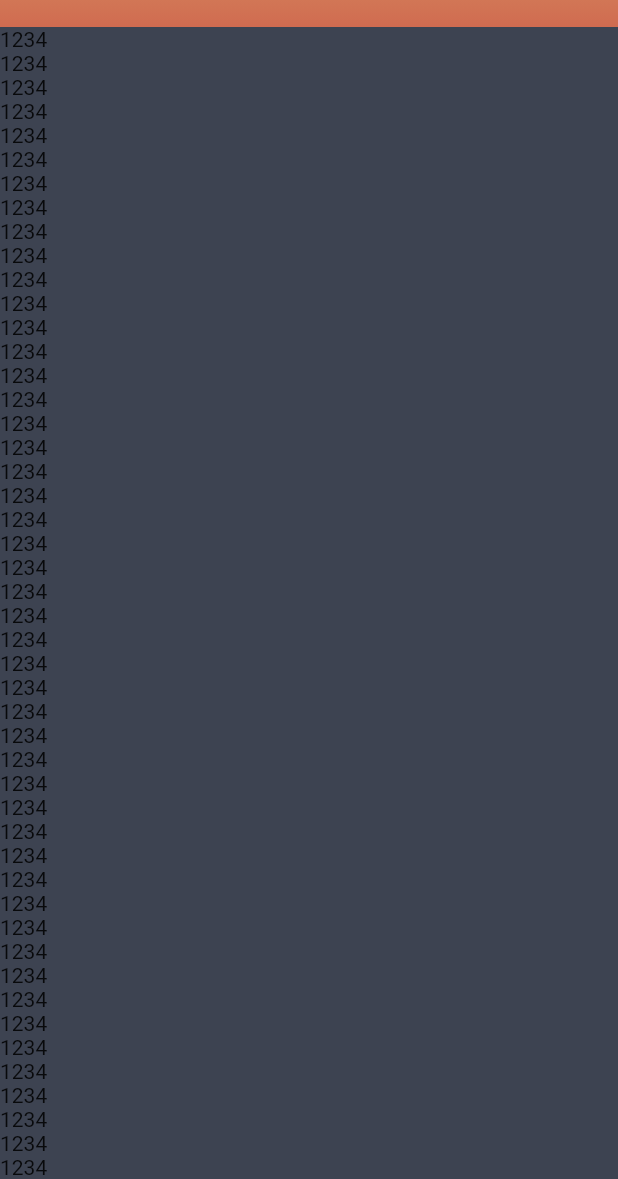
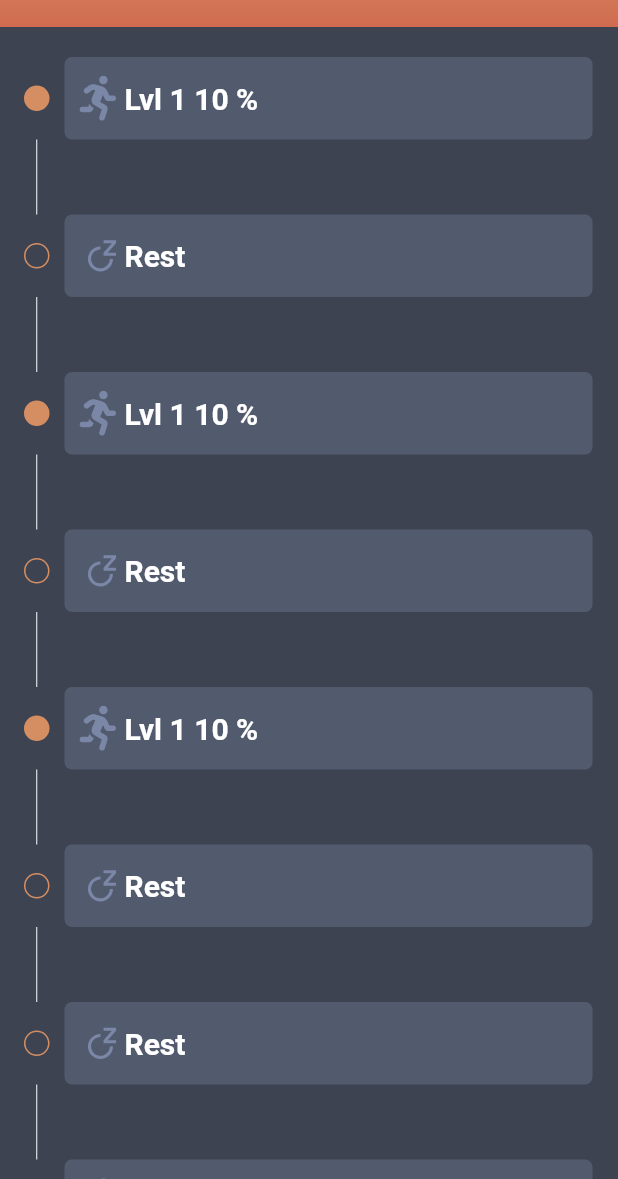
Before and after one commit to robotoss/Rtrain, a Flutter app: the CalendarScreen screen opened directly, on a phone screen of 412 x 824 dp, the part 57-1236 px from its top. Run offline on Flutter 3.47's test engine with Material 2 defaults, Android fonts, the phone set to English and light mode, and no system bars; our stand-ins replace bloc, equatable, flutter_bloc, flutter_svg, moor, moor_ffi and 1 more; generated files the repository leaves out were written again.

Commit message:
Add dirty ui to calendar

```diff
--- a/assets/locales/en.json
+++ b/assets/locales/en.json
@@ -13,5 +13,6 @@
     "your_name": "Your name",
     "please_choose_an_avatar": "Please choose an avatar",
     "enter": "Enter",
-    "failed_enter_name": "Please enter Name"
+    "failed_enter_name": "Please enter Name",
+    "rest": "Rest"
 }
--- a/assets/locales/ru.json
+++ b/assets/locales/ru.json
@@ -13,5 +13,6 @@
     "your_name": "Ваше имя",
     "please_choose_an_avatar": "Пожалуйста, выберите аватар",
     "enter": "Войти",
-    "failed_enter_name": "Пожалуйста заполните Имя"
+    "failed_enter_name": "Пожалуйста заполните Имя",
+    "rest": "Отдых"
 }
--- a/lib/main.dart
+++ b/lib/main.dart
@@ -10,7 +10,6 @@ import 'package:r_train/theme/main_theme.dart';
 import 'localizations/app_localizations.dart';
 import 'screens/auth/auth_screen.dart';
 import 'screens/calendar/calendar_screen.dart';
-import 'screens/workout/workout_screen.dart';
 
 void main() {
   //System statusbar theme
--- a/lib/screens/calendar/calendar_screen.dart
+++ b/lib/screens/calendar/calendar_screen.dart
@@ -1,5 +1,9 @@
 import 'package:flutter/material.dart';
 import 'package:flutter_bloc/flutter_bloc.dart';
+import 'package:flutter_svg/svg.dart';
+import 'package:r_train/database/database_rtrain_dao.dart';
+import 'package:r_train/localizations/app_localizations.dart';
+import 'package:r_train/screens/workout/workout_screen.dart';
 import 'package:r_train/theme/main_theme.dart';
 import 'package:r_train/widgets/appBar/appBar_widget.dart';
 import 'package:r_train/widgets/drawer/drawer_widget.dart';
@@ -42,13 +46,100 @@ class CalendarScreen extends StatelessWidget {
   Widget body(BuildContext context, CalendarState state) {
     if (state is CalendarInitialState) {
       return ListView.builder(
-        itemCount: state.programSteps.length,
-        itemBuilder: (context, index){
-          return Text('1234');
-        }
-        );
+          itemCount: state.programSteps.length,
+          itemBuilder: (context, index) {
+            return calendarItem(context, state.programSteps[index], index,
+                state.programSteps.length);
+          });
     } else {
       return Container();
     }
   }
+
+  Widget calendarItem(
+      BuildContext context, ProgramStep programStep, int index, int length) {
+    return Padding(
+      padding: const EdgeInsets.symmetric(horizontal: 16),
+      child: Column(
+        crossAxisAlignment: CrossAxisAlignment.start,
+        children: <Widget>[
+          index == 0 ? SizedBox(height: 20) : Container(),
+          Row(
+            children: <Widget>[
+              Container(
+                height: 17,
+                width: 17,
+                decoration: BoxDecoration(
+                    color: !programStep.isRest
+                        ? ColorPalette.mainColorFirst
+                        : Colors.transparent,
+                    shape: BoxShape.circle,
+                    border: Border.all(color: ColorPalette.mainColorFirst)),
+              ),
+              Padding(
+                padding: const EdgeInsets.only(left: 10),
+                child: GestureDetector(
+                  onTap: (){
+                    Navigator.of(context).push(MaterialPageRoute(
+                          builder: (BuildContext context) => WorkoutScreen()));
+                  },
+                  child: Container(
+                    width: MediaQuery.of(context).size.width - 60,
+                    height: 55,
+                    decoration: BoxDecoration(
+                        borderRadius: BorderRadius.all(Radius.circular(5)),
+                        color: ColorPalette.stepCalendarBackground),
+                    child: programStep.isRest ?  restField(context) : workField(context, programStep),
+                  ),
+                ),
+              )
+            ],
+          ),
+          index != length - 1
+              ? Container(
+                  height: 50,
+                  width: 17,
+                  child: VerticalDivider(width: 1, color: Colors.white))
+              : SizedBox(height: 20,)
+        ],
+      ),
+    );
+  }
+
+  Widget restField(BuildContext context){
+    return Padding(
+      padding: const EdgeInsets.only(left: 10, top: 15, bottom: 15),
+      child: Row(
+        children: <Widget>[
+          SvgPicture.asset('assets/icons_svg/ic_rest.svg', height: 30,),
+          Text(
+             AppLocalizations.of(context).translate('rest'),
+             style: TextStyle(
+               fontSize: 20,
+               fontWeight: FontWeight.w600,
+               color: Colors.white
+             ),
+          ),
+        ],
+      ),
+    );
+  }
+
+  Widget workField(BuildContext context, ProgramStep programStep){
+    return Padding(
+      padding: const EdgeInsets.only(left: 10),
+      child: Row(
+        children: <Widget>[
+          SvgPicture.asset('assets/icons_svg/ic_runner.svg', height: 30,),
+          Text(' Lvl 1 10 %',
+          style: TextStyle(
+             fontSize: 20,
+             fontWeight: FontWeight.w600,
+             color: Colors.white
+           ),),
+
+        ],
+      ),
+    );
+  }
 }
--- a/lib/theme/main_theme.dart
+++ b/lib/theme/main_theme.dart
@@ -19,4 +19,5 @@ class ColorPalette {
   static var mainBackground = const Color(0xFF3D4351);
   static var negativeColor = const Color(0xFF75829B);
   static var lightColor = const Color(0xFFB8ADAF);
+  static var stepCalendarBackground = const Color(0xFF525A6E);
 }
```
Also changed, not shown: assets/icons_svg/ic_rest.svg (added), assets/icons_svg/ic_runner.svg (added), 1 other file.
